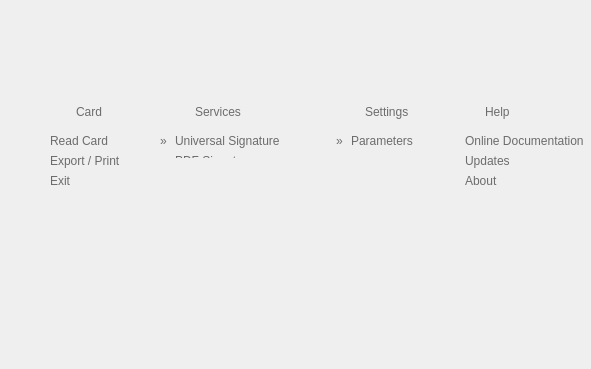
This is pteid-mw-pt/_src/eidmw/eidgui/mainwnd.ui in amagovpt/autenticacao.gov as Qt 5 draws it before an edit; both pictures show x 0 to 591 and y 673 to 1042 of the 925 by 1042 pixel window. The edited form follows.
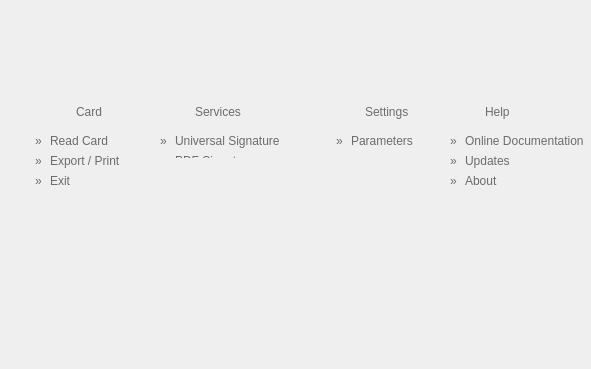
This is the edited form. Icons and pictures are not drawn.

Commit message: Add uniform marks on submenus

```diff
--- a/pteid-mw-pt/_src/eidmw/eidgui/mainwnd.ui
+++ b/pteid-mw-pt/_src/eidmw/eidgui/mainwnd.ui
@@ -1979,6 +1979,60 @@
       <string>Export / Print</string>
      </property>
     </widget>
+    <widget class="QLabel" name="lbl_menuCard_Read_18">
+     <property name="geometry">
+      <rect>
+       <x>15</x>
+       <y>45</y>
+       <width>16</width>
+       <height>17</height>
+      </rect>
+     </property>
+     <property name="styleSheet">
+      <string notr="true">background-image: url(:/images/Images/alpha.png);
+color: rgb(108, 108, 108);
+font: 10pt &quot;Arial&quot;;</string>
+     </property>
+     <property name="text">
+      <string>»</string>
+     </property>
+    </widget>
+    <widget class="QLabel" name="lbl_menuCard_Read_19">
+     <property name="geometry">
+      <rect>
+       <x>15</x>
+       <y>65</y>
+       <width>16</width>
+       <height>17</height>
+      </rect>
+     </property>
+     <property name="styleSheet">
+      <string notr="true">background-image: url(:/images/Images/alpha.png);
+color: rgb(108, 108, 108);
+font: 10pt &quot;Arial&quot;;</string>
+     </property>
+     <property name="text">
+      <string>»</string>
+     </property>
+    </widget>
+    <widget class="QLabel" name="lbl_menuCard_Read_20">
+     <property name="geometry">
+      <rect>
+       <x>15</x>
+       <y>85</y>
+       <width>16</width>
+       <height>17</height>
+      </rect>
+     </property>
+     <property name="styleSheet">
+      <string notr="true">background-image: url(:/images/Images/alpha.png);
+color: rgb(108, 108, 108);
+font: 10pt &quot;Arial&quot;;</string>
+     </property>
+     <property name="text">
+      <string>»</string>
+     </property>
+    </widget>
     <zorder>lbl_menuCard_Read</zorder>
     <zorder>lbl_menuCard_Quit</zorder>
     <zorder>label_11</zorder>
@@ -2248,6 +2302,60 @@
       <string>Online Documentation</string>
      </property>
     </widget>
+    <widget class="QLabel" name="lbl_menuCard_Read_21">
+     <property name="geometry">
+      <rect>
+       <x>10</x>
+       <y>85</y>
+       <width>16</width>
+       <height>17</height>
+      </rect>
+     </property>
+     <property name="styleSheet">
+      <string notr="true">background-image: url(:/images/Images/alpha.png);
+color: rgb(108, 108, 108);
+font: 10pt &quot;Arial&quot;;</string>
+     </property>
+     <property name="text">
+      <string>»</string>
+     </property>
+    </widget>
+    <widget class="QLabel" name="lbl_menuCard_Read_22">
+     <property name="geometry">
+      <rect>
+       <x>10</x>
+       <y>65</y>
+       <width>16</width>
+       <height>17</height>
+      </rect>
+     </property>
+     <property name="styleSheet">
+      <string notr="true">background-image: url(:/images/Images/alpha.png);
+color: rgb(108, 108, 108);
+font: 10pt &quot;Arial&quot;;</string>
+     </property>
+     <property name="text">
+      <string>»</string>
+     </property>
+    </widget>
+    <widget class="QLabel" name="lbl_menuCard_Read_23">
+     <property name="geometry">
+      <rect>
+       <x>10</x>
+       <y>45</y>
+       <width>16</width>
+       <height>17</height>
+      </rect>
+     </property>
+     <property name="styleSheet">
+      <string notr="true">background-image: url(:/images/Images/alpha.png);
+color: rgb(108, 108, 108);
+font: 10pt &quot;Arial&quot;;</string>
+     </property>
+     <property name="text">
+      <string>»</string>
+     </property>
+    </widget>
    </widget>
    <widget class="QWidget" name="wdg_submenu_settings" native="true">
     <property name="geometry">
```
Left out of the diff: 3 changed lines with no effect on the pictures.
